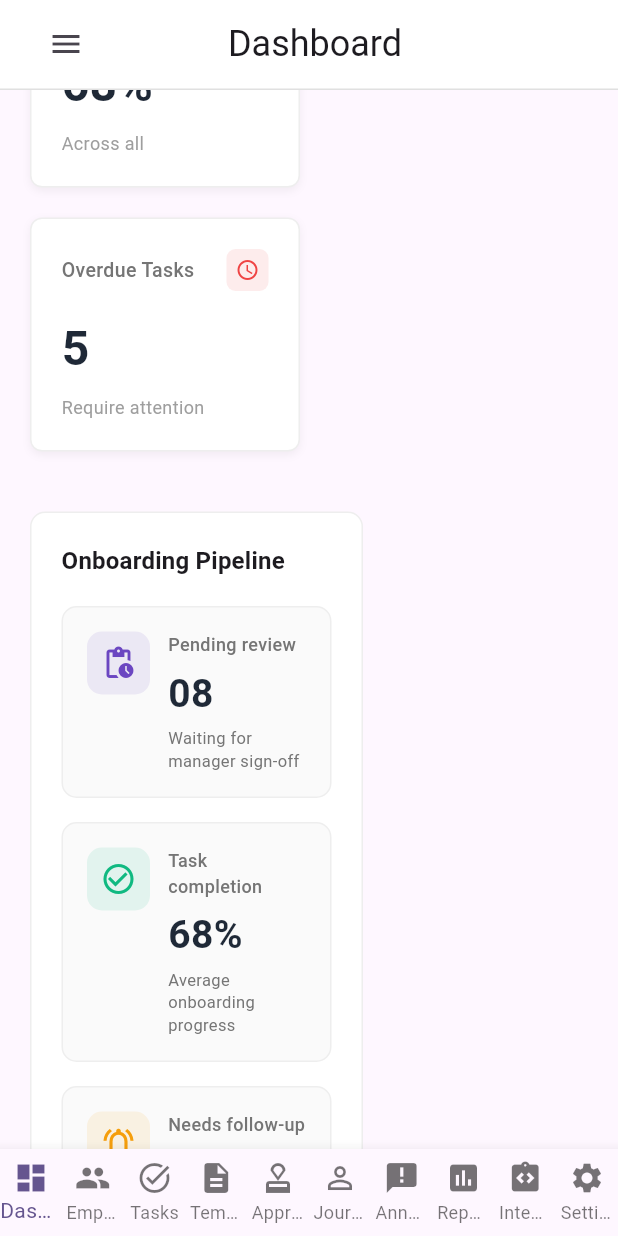
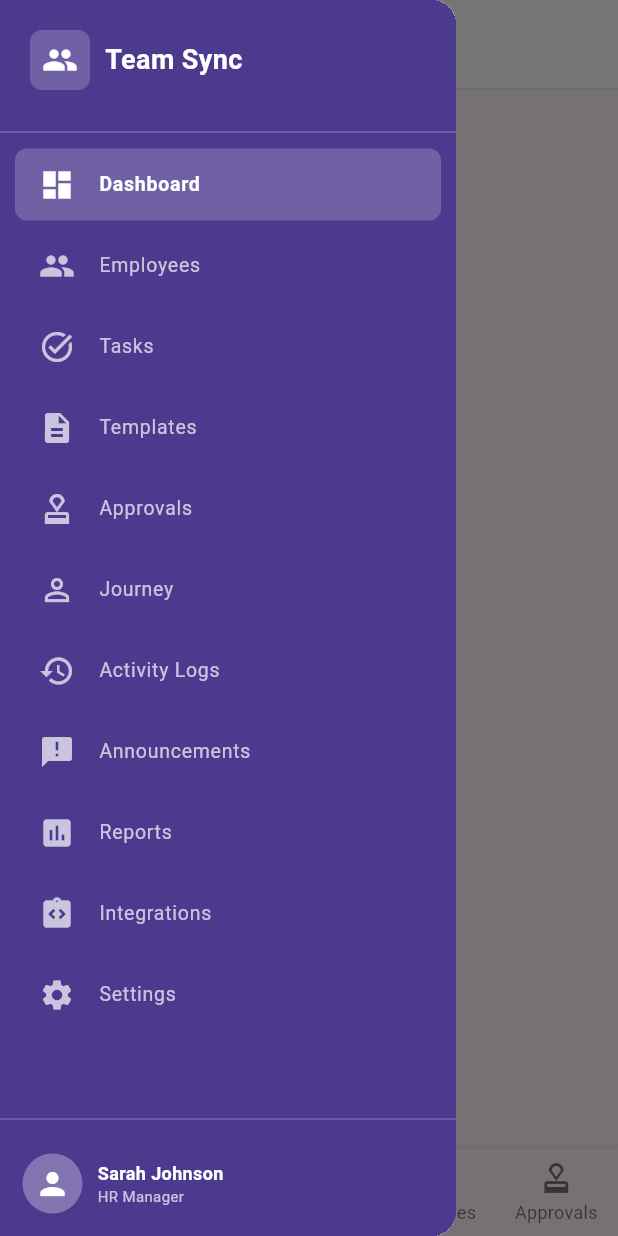
Before and after one commit to sakibabid2000-coder/team_sync_app, a Flutter app: the screen it shows after launch, scrolled down 576 dp, after a tap on the "menu" icon, on a phone screen of 412 x 824 dp. Run offline on Flutter 3.47's test engine with Material 3 defaults, Android fonts, the phone set to English and light mode, and no system bars.

Commit message:
updated main

```diff
--- a/lib/main.dart
+++ b/lib/main.dart
@@ -1,5 +1,6 @@
 import 'package:flutter/material.dart';
 
+import 'screens/activity_logs_screen.dart';
 import 'screens/announcements_screen.dart';
 import 'screens/approval_workflow_screen.dart';
 import 'screens/dashboard_screen.dart';
@@ -22,6 +23,7 @@ class MyApp extends StatelessWidget {
   Widget build(BuildContext context) {
     return MaterialApp(
       title: 'Team Sync',
+      debugShowCheckedModeBanner: false,
       theme: ThemeData(
         colorScheme: ColorScheme.fromSeed(
           seedColor: const Color(0xFF6B46C1),
@@ -68,6 +70,7 @@ class Dashboard extends StatefulWidget {
 
 class _DashboardState extends State<Dashboard> {
   int _selectedIndex = 0;
+  final GlobalKey<ScaffoldState> _scaffoldKey = GlobalKey<ScaffoldState>();
 
   final List<NavigationItem> _navigationItems = [
     NavigationItem(icon: Icons.dashboard, label: 'Dashboard', index: 0),
@@ -76,14 +79,15 @@ class _DashboardState extends State<Dashboard> {
     NavigationItem(icon: Icons.description, label: 'Templates', index: 3),
     NavigationItem(icon: Icons.approval, label: 'Approvals', index: 4),
     NavigationItem(icon: Icons.person_outline, label: 'Journey', index: 5),
-    NavigationItem(icon: Icons.announcement, label: 'Announcements', index: 6),
-    NavigationItem(icon: Icons.assessment, label: 'Reports', index: 7),
+    NavigationItem(icon: Icons.history, label: 'Activity Logs', index: 6),
+    NavigationItem(icon: Icons.announcement, label: 'Announcements', index: 7),
+    NavigationItem(icon: Icons.assessment, label: 'Reports', index: 8),
     NavigationItem(
       icon: Icons.integration_instructions,
       label: 'Integrations',
-      index: 8,
+      index: 9,
     ),
-    NavigationItem(icon: Icons.settings, label: 'Settings', index: 9),
+    NavigationItem(icon: Icons.settings, label: 'Settings', index: 10),
   ];
 
   Widget _buildContent(int index) {
@@ -101,12 +105,14 @@ class _DashboardState extends State<Dashboard> {
       case 5:
         return const EmployeeJourneyScreen();
       case 6:
+        return const ActivityLogsScreen();
+      case 7:
         return const AnnouncementsScreen();
-      case 7:
+      case 8:
         return const ReportsScreen();
-      case 8:
+      case 9:
         return const IntegrationHubScreen();
-      case 9:
+      case 10:
         return const SettingsScreen();
       default:
         return Container(
@@ -126,6 +132,19 @@ class _DashboardState extends State<Dashboard> {
     bool isWebView = MediaQuery.of(context).size.width > 600;
 
     return Scaffold(
+      key: _scaffoldKey,
+      drawer: !isWebView
+          ? Drawer(
+              child: Sidebar(
+                items: _navigationItems,
+                selectedIndex: _selectedIndex,
+                onItemSelected: (index) {
+                  setState(() => _selectedIndex = index);
+                  Navigator.of(context).pop(); // Close drawer on selection
+                },
+              ),
+            )
+          : null,
       body: Row(
         children: [
           // Sidebar for web view
@@ -158,7 +177,7 @@ class _DashboardState extends State<Dashboard> {
                         IconButton(
                           icon: const Icon(Icons.menu),
                           onPressed: () {
-                            // TODO: Show drawer on mobile
+                            _scaffoldKey.currentState?.openDrawer();
                           },
                         ),
                       Text(
@@ -176,15 +195,16 @@ class _DashboardState extends State<Dashboard> {
           ),
         ],
       ),
-      // Bottom navigation for mobile view
+      // Bottom navigation for mobile view (displays first 5 items)
       bottomNavigationBar: !isWebView
           ? BottomNavigationBar(
-              currentIndex: _selectedIndex,
+              currentIndex: _selectedIndex < 5 ? _selectedIndex : 0,
               onTap: (index) {
                 setState(() => _selectedIndex = index);
               },
               type: BottomNavigationBarType.fixed,
               items: _navigationItems
+                  .take(5)
                   .map(
                     (item) => BottomNavigationBarItem(
                       icon: Icon(item.icon),
@@ -227,8 +247,8 @@ class Sidebar extends StatelessWidget {
   @override
   Widget build(BuildContext context) {
     return Container(
-      width: 220,
-      color: const Color(0xFF4C3A8F), // Dark purple from UI
+      width: 240,
+      color: const Color(0xFF4C3A8F),
       child: Column(
         children: [
           // Logo/Header
@@ -270,7 +290,7 @@ class Sidebar extends StatelessWidget {
                 return Container(
                   margin: const EdgeInsets.symmetric(
                     horizontal: 10,
-                    vertical: 5,
+                    vertical: 3,
                   ),
                   decoration: BoxDecoration(
                     color: isSelected
@@ -279,6 +299,7 @@ class Sidebar extends StatelessWidget {
                     borderRadius: BorderRadius.circular(8),
                   ),
                   child: ListTile(
+                    dense: true,
                     leading: Icon(
                       item.icon,
                       color: isSelected ? Colors.white : Colors.white70,
```
